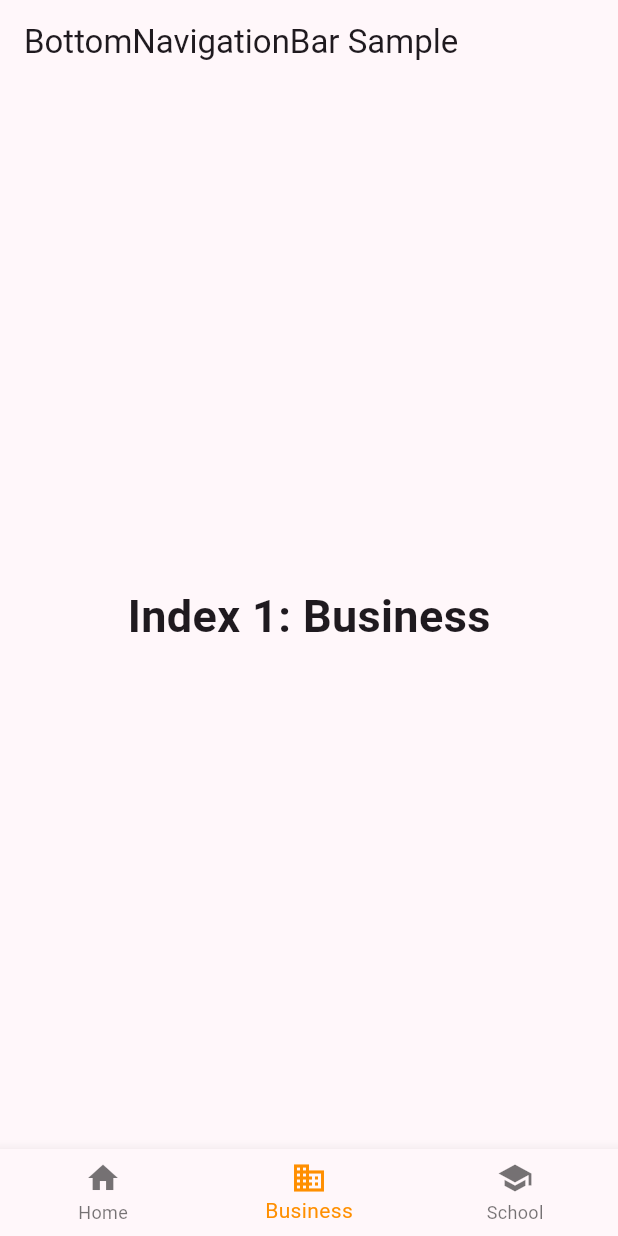
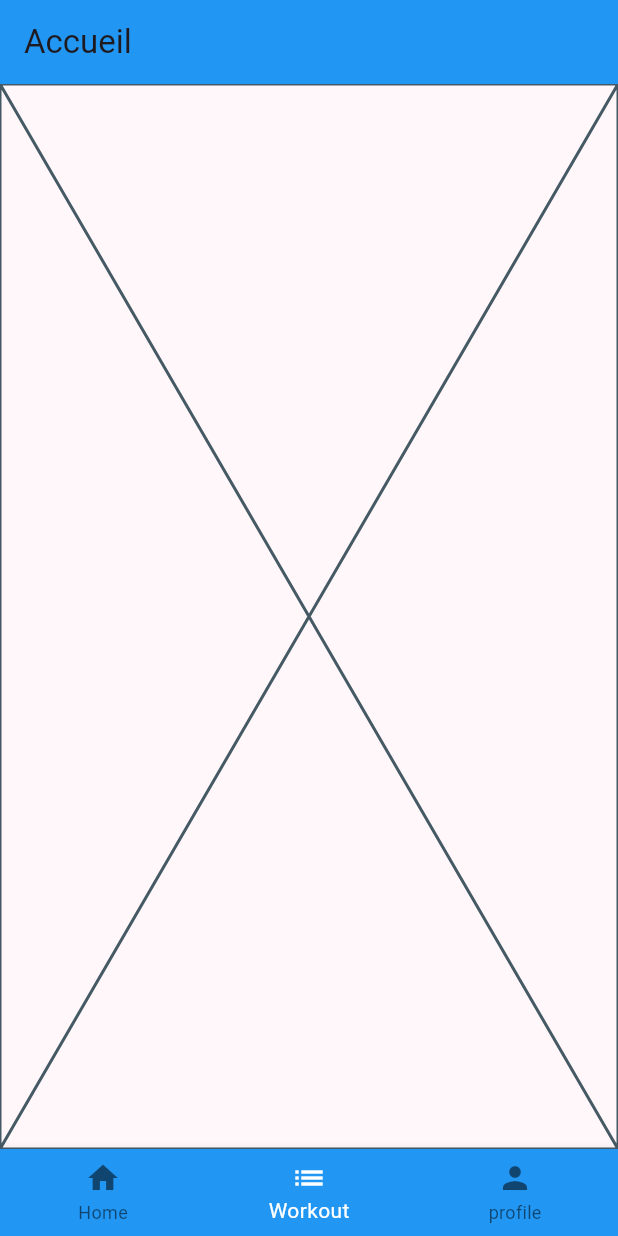
Before and after one commit to Pismice/PDG-GRP5, a Flutter app: the screen it shows once a user with an empty profile is signed in, item 2 of the bottom bar chosen, on a phone screen of 412 x 824 dp. Run offline on Flutter 3.47's test engine with Material 2 defaults, Android fonts, the phone set to English and light mode, and no system bars; our stand-ins replace cloud_firestore, firebase_auth, firebase_core; accounts and stored records are empty.

Commit message:
i go mangare

```diff
--- a/lib/main.dart
+++ b/lib/main.dart
@@ -5,7 +5,7 @@ import 'firebase_options.dart';
 import 'package:firebase_auth/firebase_auth.dart';
 import 'package:cloud_firestore/cloud_firestore.dart';
 import 'navigation_bar.dart';
-import 'screens/user_connection/google_sign_in_screen.dart';
+import 'screens/google_sign_in_screen.dart';
 
 void main() async {
   // Initialisation de Firebase
@@ -54,8 +54,7 @@ class MyApp extends StatelessWidget {
           if (user == null) {
             return const GoogleSignInScreen();
           } else {
-            return
-                const BottomNavigationBarExample();
+            return const BottomNavigationBarExample();
           }
         },
       ),
--- a/lib/navigation_bar.dart
+++ b/lib/navigation_bar.dart
@@ -1,6 +1,8 @@
 import 'package:flutter/material.dart';
-import 'package:g2g/screens/user_connection/home_screen.dart';
+import 'package:g2g/screens/home_screen.dart';
+import 'package:g2g/screens/user_screen.dart';
 
+import 'screens/gestion_screen.dart';
 
 class BottomNavigationBarExample extends StatefulWidget {
   const BottomNavigationBarExample({super.key});
@@ -13,18 +15,10 @@ class BottomNavigationBarExample extends StatefulWidget {
 class _BottomNavigationBarExampleState
     extends State<BottomNavigationBarExample> {
   int _selectedIndex = 0;
-  static const TextStyle optionStyle =
-      TextStyle(fontSize: 30, fontWeight: FontWeight.bold);
   static const List<Widget> _widgetOptions = <Widget>[
-   HomeScreen(),
-    Text(
-      'Index 1: Business',
-      style: optionStyle,
-    ),
-    Text(
-      'Index 2: School',
-      style: optionStyle,
-    ),
+    HomeScreen(),
+    GestionScreen(),
+    UserScreen(),
   ];
 
   void _onItemTapped(int index) {
@@ -37,7 +31,8 @@ class _BottomNavigationBarExampleState
   Widget build(BuildContext context) {
     return Scaffold(
       appBar: AppBar(
-        title: const Text('BottomNavigationBar Sample'),
+        title: const Text('Accueil'),
+        backgroundColor: Colors.blue,
       ),
       body: Center(
         child: _widgetOptions.elementAt(_selectedIndex),
@@ -49,17 +44,18 @@ class _BottomNavigationBarExampleState
             label: 'Home',
           ),
           BottomNavigationBarItem(
-            icon: Icon(Icons.business),
-            label: 'Business',
+            icon: Icon(Icons.list),
+            label: 'Workout',
           ),
           BottomNavigationBarItem(
-            icon: Icon(Icons.school),
-            label: 'School',
+            icon: Icon(Icons.person),
+            label: 'profile',
           ),
         ],
         currentIndex: _selectedIndex,
-        selectedItemColor: Colors.amber[800],
+        selectedItemColor: Colors.white,
         onTap: _onItemTapped,
+        backgroundColor: Colors.blue,
       ),
     );
   }
--- /dev/null
+++ b/lib/screens/gestion_screen.dart
@@ -0,0 +1,11 @@
+import 'package:flutter/material.dart';
+
+class GestionScreen extends StatelessWidget {
+  const GestionScreen({super.key});
+
+  @override
+  Widget build(BuildContext context) {
+    // Ici choisir si on veut s'occuper des workouts/séances/exercices
+    return const Placeholder();
+  }
+}
--- /dev/null
+++ b/lib/screens/home_screen.dart
@@ -0,0 +1,10 @@
+import 'package:flutter/material.dart';
+
+class HomeScreen extends StatelessWidget {
+  const HomeScreen({super.key});
+
+  @override
+  Widget build(BuildContext context) {
+    return const Placeholder();
+  }
+}
--- a/lib/screens/user_connection/home_screen.dart
+++ b/lib/screens/user_screen.dart
@@ -1,8 +1,7 @@
-import 'package:flutter/foundation.dart';
 import 'package:flutter/material.dart';
 
-class HomeScreen extends StatelessWidget {
-  const HomeScreen({super.key});
+class UserScreen extends StatelessWidget {
+  const UserScreen({super.key});
 
   @override
   Widget build(BuildContext context) {
```
Also changed, not shown: lib/screens/google_sign_in_screen.dart (renamed from lib/screens/user_connection/google_sign_in_screen.dart).
